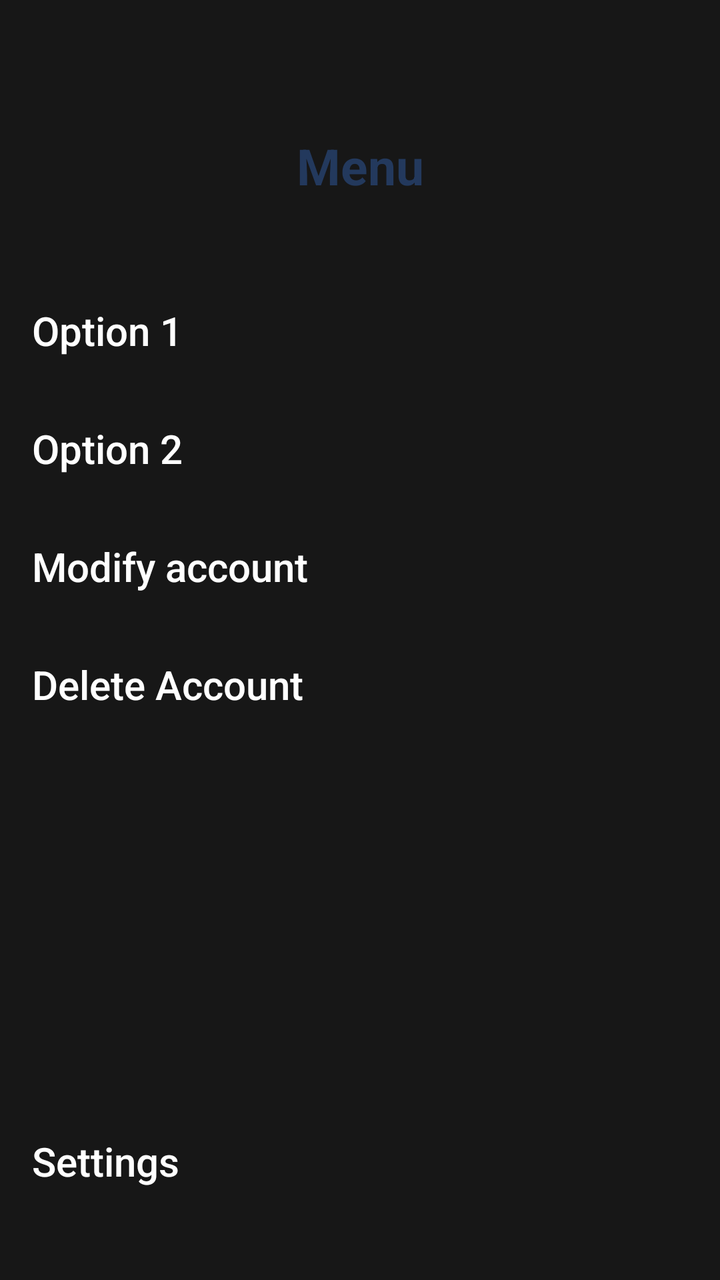
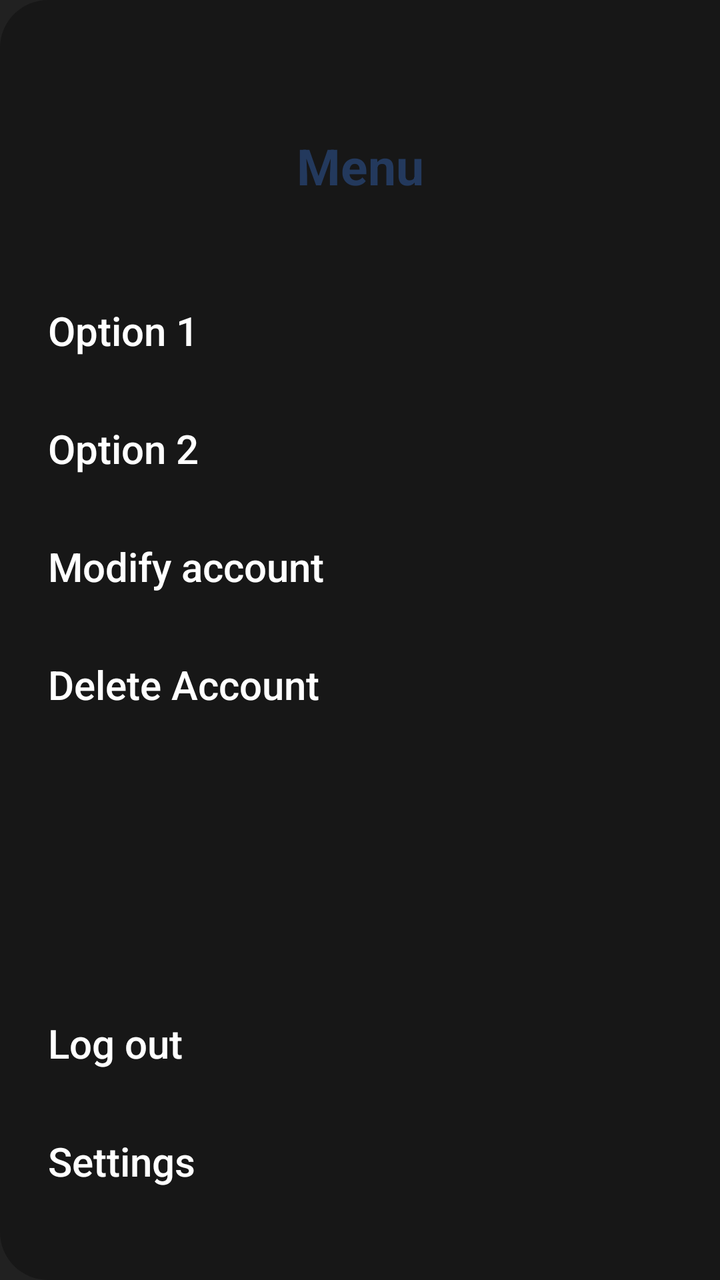

Two renders of the same Android screen: before a commit and after it. Below are the layout's source before the change and the commit's diff.
<!-- AndroidManifest.xml: application theme Theme.GymBro -->
<!-- res/layout/profile_menu.xml -->
<?xml version="1.0" encoding="utf-8"?>
<LinearLayout xmlns:android="http://schemas.android.com/apk/res/android"
    android:id="@+id/drawer_menu"
    android:layout_width="match_parent"
    android:layout_height="match_parent"
    android:layout_gravity="end"
    android:orientation="vertical"
    android:background="@color/darkGrey">

    
    <View
        android:layout_width="match_parent"
        android:layout_height="50dp"/>

    <TextView
        android:id="@+id/menu_title"
        style="@style/ProfileMenuTitleStyle"
        android:gravity="center"
        android:text="Menu"/>

    <View
        android:layout_width="match_parent"
        android:layout_height="20dp"
        android:background="@color/darkGrey"/>


    

    <Button
        android:id="@+id/menu_option_1"
        style="@style/ProfileMenuItemStyle"
        android:text="Option 1"/>

    <Button
        android:id="@+id/menu_option_2"
        style="@style/ProfileMenuItemStyle"
        android:text="Option 2"/>

    <Button
        android:id="@+id/menu_option_3"
        style="@style/ProfileMenuItemStyle"
        android:text="Modify account"/>

    <Button
        android:id="@+id/menu_option_4"
        style="@style/ProfileMenuItemStyle"
        android:text="@string/delete_acc"/>


    
    <View
        android:layout_width="match_parent"
        android:layout_height="0dp"
        android:layout_weight="1" />

    <Button
        android:id="@+id/settingsButton"
        style="@style/ProfileMenuItemStyle"
        android:text="@string/settings" />

    
    <View
        android:layout_width="match_parent"
        android:layout_height="30dp"
        android:background="@color/darkGrey"/>

</LinearLayout>
<!-- resources referenced by this layout -->
<resources>
  <color name="darkGrey">#171717</color>
  <string name="delete_acc">Delete Account</string>
  <string name="settings">Settings</string>
  <style name="ProfileMenuItemStyle">
          <item name="android:layout_width">match_parent</item>
          <item name="android:layout_height">wrap_content</item>
          <item name="android:gravity">start</item>
          <item name="android:background">@android:color/transparent</item>
          <item name="android:textAllCaps">false</item>
          <item name="android:textStyle">normal</item>
          <item name="android:textColor">@color/white</item>
          <item name="android:padding">16dp</item>
          <item name="android:textSize">20sp</item>
      </style>
  <style name="ProfileMenuTitleStyle">
          <item name="android:layout_width">match_parent</item>
          <item name="android:layout_height">wrap_content</item>
          <item name="android:textStyle">bold</item>
          <item name="android:textColor">@color/lightBlue</item>
          <item name="android:padding">16dp</item>
          <item name="android:textSize">25sp</item>
      </style>
  <style name="Theme.GymBro" parent="android:Theme.Material.Light.NoActionBar" />
  <color name="white">#FFFFFF</color>
  <color name="lightBlue">#23395d</color>
</resources>

<!-- the commit's change to res/layout/profile_menu.xml (unified diff, before → after) -->
@@ -5,7 +5,7 @@
     android:layout_height="match_parent"
     android:layout_gravity="end"
     android:orientation="vertical"
-    android:background="@color/darkGrey">
+    android:background="@drawable/drawer_background">
 
     
     <View
@@ -20,8 +20,7 @@
 
     <View
         android:layout_width="match_parent"
-        android:layout_height="20dp"
-        android:background="@color/darkGrey"/>
+        android:layout_height="20dp"/>
 
 
     
@@ -54,6 +53,11 @@
         android:layout_weight="1" />
 
     <Button
+        android:id="@+id/logoutButton"
+        style="@style/ProfileMenuItemStyle"
+        android:text="@string/logout" />
+
+    <Button
         android:id="@+id/settingsButton"
         style="@style/ProfileMenuItemStyle"
         android:text="@string/settings" />
@@ -61,7 +65,6 @@
     
     <View
         android:layout_width="match_parent"
-        android:layout_height="30dp"
-        android:background="@color/darkGrey"/>
+        android:layout_height="30dp"/>
 
 </LinearLayout>
<!-- resource entries referenced after the edit -->
@@ -1,13 +1,41 @@
 <!-- resources referenced by this layout -->
 <resources>
+  <!-- drawable drawer_background (drawable) -->
+  <?xml version="1.0" encoding="utf-8"?>
+  <shape xmlns:android="http://schemas.android.com/apk/res/android"
+      android:shape="rectangle">
+  
+      <solid android:color="@color/darkGrey"/>
+      <corners
+          android:topLeftRadius="24dp"
+          android:bottomLeftRadius="24dp"/>
+  
+  </shape>
   <color name="darkGrey">#171717</color>
+  <!-- drawable menu_item_background (drawable) -->
+  <?xml version="1.0" encoding="utf-8"?>
+  <ripple xmlns:android="http://schemas.android.com/apk/res/android"
+      android:color="#33FFFFFF">
+  
+      <item android:id="@android:id/mask">
+          <shape android:shape="rectangle">
+              <solid android:color="@color/white"/>
+              <corners android:radius="12dp"/>
+          </shape>
+      </item>
+  
+  </ripple>
   <string name="delete_acc">Delete Account</string>
+  <string name="logout">Log out</string>
   <string name="settings">Settings</string>
   <style name="ProfileMenuItemStyle">
           <item name="android:layout_width">match_parent</item>
           <item name="android:layout_height">wrap_content</item>
+          <item name="android:layout_marginStart">8dp</item>
+          <item name="android:layout_marginEnd">8dp</item>
           <item name="android:gravity">start</item>
-          <item name="android:background">@android:color/transparent</item>
+          <item name="android:background">@drawable/menu_item_background</item>
+          <item name="android:stateListAnimator">@null</item>
           <item name="android:textAllCaps">false</item>
           <item name="android:textStyle">normal</item>
           <item name="android:textColor">@color/white</item>
@@ -22,8 +50,12 @@
           <item name="android:padding">16dp</item>
           <item name="android:textSize">25sp</item>
       </style>
-  <style name="Theme.GymBro" parent="android:Theme.Material.Light.NoActionBar" />
+  <style name="Theme.GymBro" parent="android:Theme.Material.Light.NoActionBar">
+          
+          <item name="android:windowBackground">@color/lightGrey</item>
+      </style>
   <color name="white">#FFFFFF</color>
   <color name="lightBlue">#23395d</color>
+  <color name="lightGrey">#212121</color>
 </resources>
 
